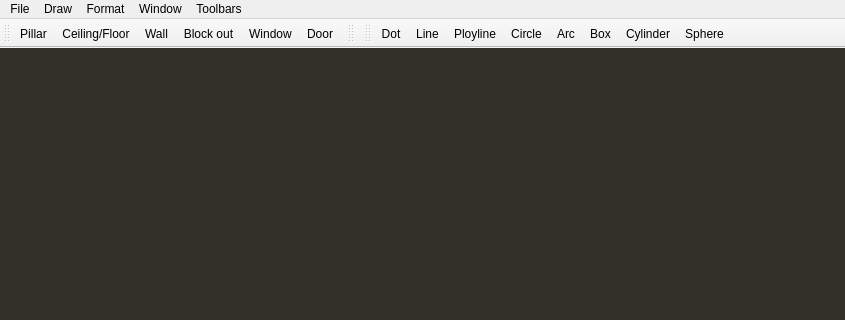
Qt form mainwindow.ui (sme-gmbh/smepowercad) before a commit; both pictures show x 0 to 845 and y 0 to 320 of the 845 by 555 pixel window.
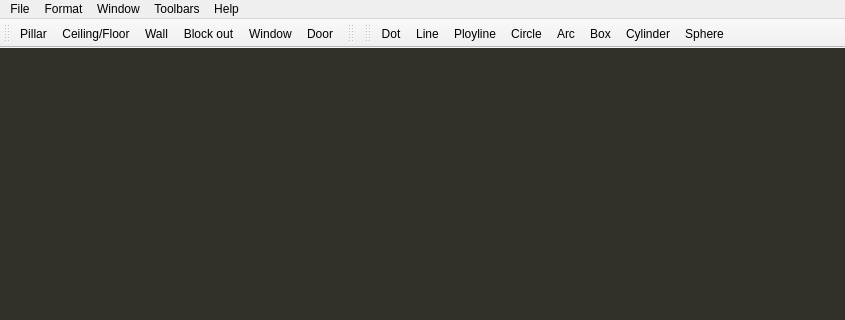
The same form after that commit. Icons and pictures are not drawn.

```diff
--- a/mainwindow.ui
+++ b/mainwindow.ui
@@ -14,7 +14,7 @@
    <string>SME PowerCAD</string>
   </property>
   <property name="styleSheet">
-   <string notr="true">QLineEdit {
+   <string notr="true">QLineEdit#prompt_input {
 	background-color: rgb(92, 221, 206);
 }
 
@@ -140,14 +140,6 @@
     <addaction name="actionZeichnungClose"/>
     <addaction name="actionBeenden"/>
    </widget>
-   <widget class="QMenu" name="menuZeichnen">
-    <property name="title">
-     <string>Draw</string>
-    </property>
-    <addaction name="actionLinie"/>
-    <addaction name="actionBogen"/>
-    <addaction name="actionKreis"/>
-   </widget>
    <widget class="QMenu" name="menuFormat">
     <property name="title">
      <string>Format</string>
@@ -164,11 +156,18 @@
      <string>Toolbars</string>
     </property>
    </widget>
+   <widget class="QMenu" name="menuHelp">
+    <property name="title">
+     <string>Help</string>
+    </property>
+    <addaction name="actionAbout"/>
+    <addaction name="actionAbout_OpenGL"/>
+   </widget>
    <addaction name="menuDatei"/>
-   <addaction name="menuZeichnen"/>
    <addaction name="menuFormat"/>
    <addaction name="menuFenster"/>
    <addaction name="menuWerkzeugleisten"/>
+   <addaction name="menuHelp"/>
   </widget>
   <widget class="QDockWidget" name="dockWidgetPrompt">
    <property name="enabled">
```
Left out of the diff: 17 changed lines with no effect on the pictures.
